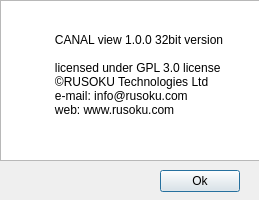
First picture: the form in dialogabout.ui, repository rusoku/CANAL-View, before the edit.
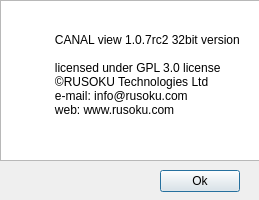
Second picture: the form after the edit.

```diff
--- a/dialogabout.ui
+++ b/dialogabout.ui
@@ -41,13 +41,12 @@
    <property name="plainText">
     <string>
 
-               CANAL view 1.0.0 32bit version
+               CANAL view 1.0.7rc2 32bit version
 
                licensed under GPL 3.0 license
                ©RUSOKU Technologies Ltd
                e-mail: info@rusoku.com
-               web: www.rusoku.com
-  </string>
+               web: www.rusoku.com</string>
    </property>
   </widget>
  </widget>
```
